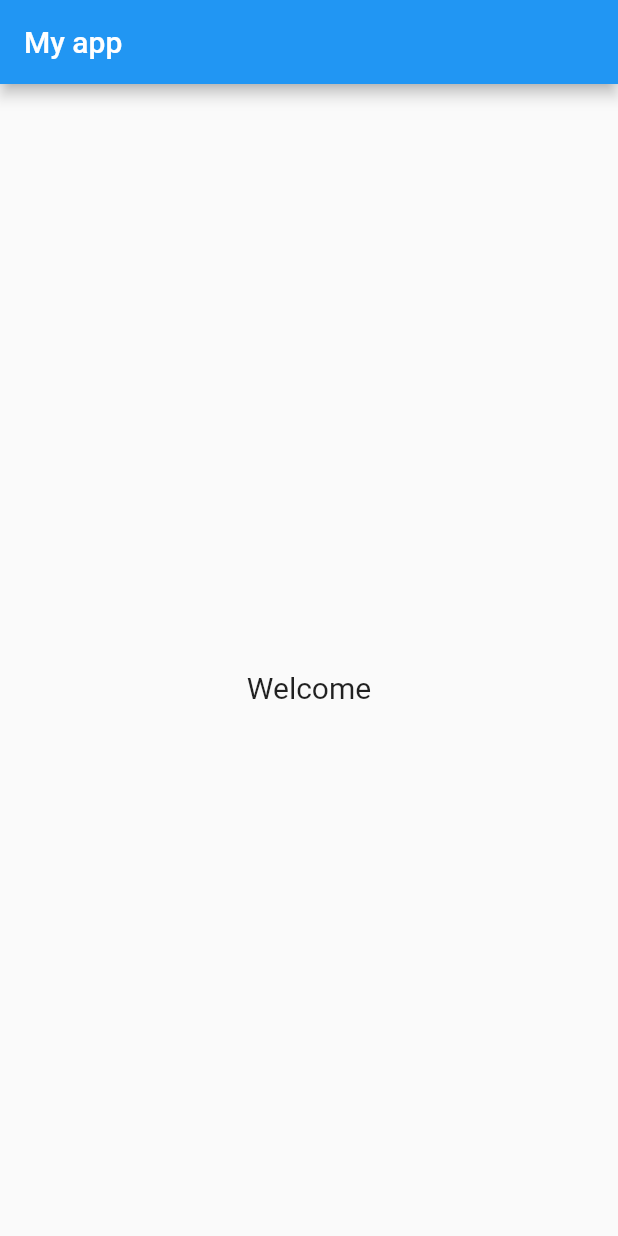
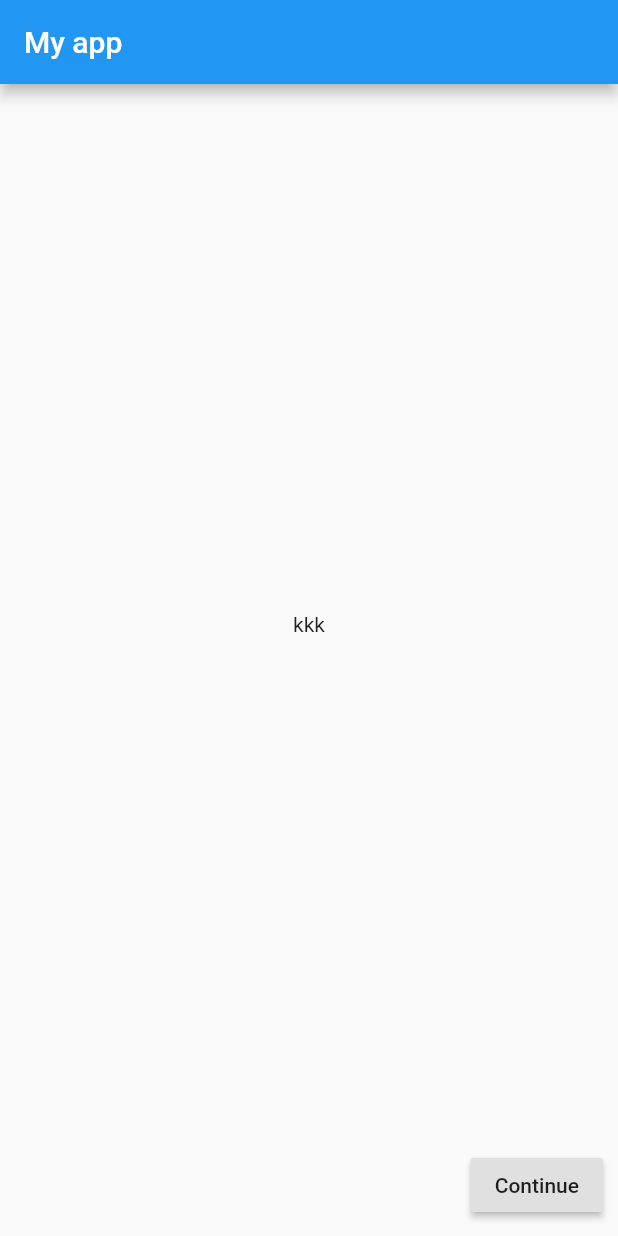
Before and after one commit to jeondaen/flutter, a Flutter app: the screen it shows after launch, on a phone screen of 412 x 824 dp. Run offline on Flutter 3.47's test engine with Material 2 defaults, Android fonts, the light colour scheme and no system bars.

Commit message:
folder separate

```diff
--- a/ex2/lib/main.dart
+++ b/ex2/lib/main.dart
@@ -12,28 +12,20 @@ class MyApp extends StatelessWidget {
       appBar: AppBar(
         title: Text('My app'),
       ),
-        body: Column(
-          children: <Widget>[
-            Center(
-              child: Text(
-                "Welcome",
-                style: TextStyle(fontSize: 20.0),
-              ),
-              heightFactor: 35.0,
-            ),
-            Row(
-              children: <Widget>[
-                RaisedButton(
+      body: Container(
+          padding: EdgeInsets.all(10),
+          child: Column(
+            children: [
+              Expanded(child: Center(child: Text("kkk"))),
+              Container(
+                alignment: Alignment.centerRight,
+                child: RaisedButton(
+                  child: Text("Continue"),
                   onPressed: () {},
-                  child: Text("Continue"),
-                ),
-                SizedBox(width: 20.0,)
-              ],
-              mainAxisAlignment: MainAxisAlignment.end,
-            )
-          ],
                 ),
               ),
-    );
+            ],
+          )),
+    ));
   }
 }
```
Lines whose indentation alone changed are shown as unchanged.
